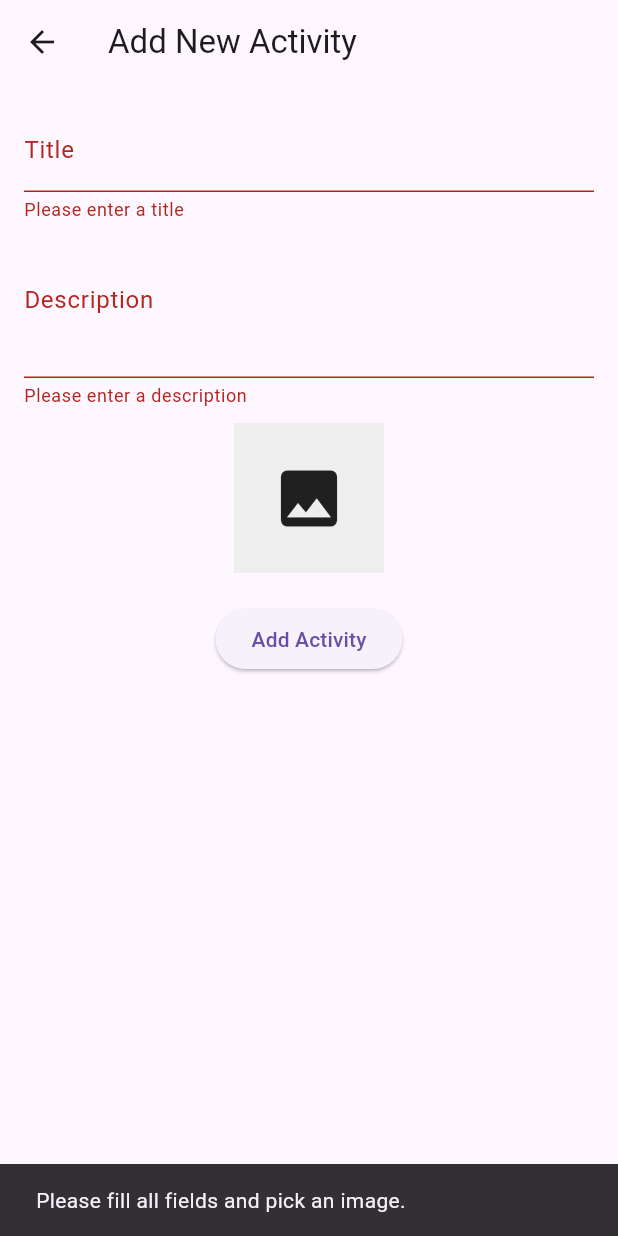
After one commit to AloysiusChua0822/ElderlyHomecare, a Flutter app: the AddActivityScreen screen opened directly, after a tap on "Add Activity", on a phone screen of 412 x 824 dp. The commit adds this screen. Run offline on Flutter 3.47's test engine with Material 3 defaults, Android fonts, the phone set to English and light mode, and no system bars; our stand-ins replace cloud_firestore, firebase_auth, firebase_core, firebase_storage, image_picker; accounts and stored records are empty.

Commit message:
Added View Activity and Add Activity function

```diff
--- /dev/null
+++ b/lib/models/activitymodel.dart
@@ -0,0 +1,17 @@
+class Activity {
+  final String id;
+  final String title;
+  final String description;
+  final String imageUrl;
+
+  Activity({required this.id, required this.title, required this.description, required this.imageUrl});
+
+  factory Activity.fromFirestore(Map<String, dynamic> firestoreDoc, String id) {
+    return Activity(
+      id: id,
+      title: firestoreDoc['title'] ?? '',
+      description: firestoreDoc['description'] ?? '',
+      imageUrl: firestoreDoc['imageUrl'] ?? '',
+    );
+  }
+}
--- /dev/null
+++ b/lib/screens/activityscreen.dart
@@ -0,0 +1,60 @@
+import 'package:cloud_firestore/cloud_firestore.dart';
+import 'package:flutter/material.dart';
+import 'package:eldergit/models/activitymodel.dart';
+import 'package:eldergit/screens/add_activity_screen.dart'; // Assume this is your screen for adding a new activity
+
+class ActivityScreen extends StatefulWidget {
+  @override
+  _ActivityScreenState createState() => _ActivityScreenState();
+}
+
+class _ActivityScreenState extends State<ActivityScreen> {
+  final FirebaseFirestore _firestore = FirebaseFirestore.instance;
+
+  Stream<List<Activity>> _fetchActivities() {
+    return _firestore.collection('activities').snapshots().map((snapshot) {
+      return snapshot.docs.map((doc) => Activity.fromFirestore(doc.data() as Map<String, dynamic>, doc.id)).toList();
+    });
+  }
+
+  @override
+  Widget build(BuildContext context) {
+    return Scaffold(
+      appBar: AppBar(
+        title: Text('Available Activities'),
+      ),
+      body: StreamBuilder<List<Activity>>(
+        stream: _fetchActivities(),
+        builder: (context, snapshot) {
+          if (snapshot.connectionState == ConnectionState.waiting) {
+            return Center(child: CircularProgressIndicator());
+          }
+          if (!snapshot.hasData) {
+            return Center(child: Text('No activities found'));
+          }
+          final activities = snapshot.data!;
+          return ListView.builder(
+            itemCount: activities.length,
+            itemBuilder: (context, index) {
+              final activity = activities[index];
+              return ListTile(
+                leading: activity.imageUrl.isNotEmpty
+                    ? CircleAvatar(backgroundImage: NetworkImage(activity.imageUrl))
+                    : CircleAvatar(child: Icon(Icons.photo)),
+                title: Text(activity.title),
+                subtitle: Text(activity.description),
+              );
+            },
+          );
+        },
+      ),
+      floatingActionButton: FloatingActionButton(
+        onPressed: () {
+          // Assuming AddActivityScreen is the screen where you add new activities
+          Navigator.of(context).push(MaterialPageRoute(builder: (context) => AddActivityScreen()));
+        },
+        child: Icon(Icons.add),
+      ),
+    );
+  }
+}
--- /dev/null
+++ b/lib/screens/add_activity_screen.dart
@@ -0,0 +1,126 @@
+import 'dart:io';
+import 'package:flutter/material.dart';
+import 'package:image_picker/image_picker.dart';
+import 'package:firebase_storage/firebase_storage.dart';
+import 'package:cloud_firestore/cloud_firestore.dart';
+import 'package:path/path.dart' as Path;
+
+class AddActivityScreen extends StatefulWidget {
+  @override
+  _AddActivityScreenState createState() => _AddActivityScreenState();
+}
+
+class _AddActivityScreenState extends State<AddActivityScreen> {
+  final _formKey = GlobalKey<FormState>();
+  final _titleController = TextEditingController();
+  final _descriptionController = TextEditingController();
+  File? _image;
+  bool _isLoading = false;
+
+  Future<void> _pickImage() async {
+    final pickedImageFile = await ImagePicker().pickImage(
+      source: ImageSource.gallery,
+      imageQuality: 80,
+      maxWidth: 400,
+    );
+    if (pickedImageFile != null) {
+      setState(() {
+        _image = File(pickedImageFile.path);
+      });
+    }
+  }
+
+  Future<void> _uploadActivity() async {
+    if (!_formKey.currentState!.validate() || _image == null) {
+      ScaffoldMessenger.of(context).showSnackBar(
+        SnackBar(content: Text('Please fill all fields and pick an image.')),
+      );
+      return;
+    }
+    setState(() {
+      _isLoading = true;
+    });
+    try {
+      // Upload image to Firebase Storage
+      String fileName = Path.basename(_image!.path);
+      Reference firebaseStorageRef = FirebaseStorage.instance.ref().child('activity_images/$fileName');
+      UploadTask uploadTask = firebaseStorageRef.putFile(_image!);
+      TaskSnapshot taskSnapshot = await uploadTask;
+      final imageUrl = await taskSnapshot.ref.getDownloadURL();
+
+      // Add activity to Firestore
+      await FirebaseFirestore.instance.collection('activities').add({
+        'title': _titleController.text.trim(),
+        'description': _descriptionController.text.trim(),
+        'imageUrl': imageUrl,
+      });
+
+      Navigator.of(context).pop(); // Return to the previous screen after successful upload
+    } catch (e) {
+      setState(() {
+        _isLoading = false;
+      });
+      ScaffoldMessenger.of(context).showSnackBar(
+        SnackBar(content: Text(e.toString())),
+      );
+    }
+  }
+
+  @override
+  Widget build(BuildContext context) {
+    return Scaffold(
+      appBar: AppBar(
+        title: Text('Add New Activity'),
+      ),
+      body: SingleChildScrollView(
+        padding: const EdgeInsets.all(16.0),
+        child: Form(
+          key: _formKey,
+          child: Column(
+            children: <Widget>[
+              TextFormField(
+                controller: _titleController,
+                decoration: InputDecoration(labelText: 'Title'),
+                validator: (value) {
+                  return value!.isEmpty ? 'Please enter a title' : null;
+                },
+              ),
+              TextFormField(
+                controller: _descriptionController,
+                decoration: InputDecoration(labelText: 'Description'),
+                maxLines: 3,
+                validator: (value) {
+                  return value!.isEmpty ? 'Please enter a description' : null;
+                },
+              ),
+              SizedBox(height: 10),
+              GestureDetector(
+                onTap: _pickImage,
+                child: _image != null
+                    ? Image.file(
+                  _image!,
+                  width: 100,
+                  height: 100,
+                  fit: BoxFit.cover,
+                )
+                    : Container(
+                  width: 100,
+                  height: 100,
+                  color: Colors.grey[200],
+                  child: Icon(Icons.image, size: 50),
+                ),
+              ),
+              SizedBox(height: 20),
+              _isLoading
+                  ? CircularProgressIndicator()
+                  : ElevatedButton(
+                onPressed: _uploadActivity,
+                child: Text('Add Activity'),
+              ),
+            ],
+          ),
+        ),
+      ),
+    );
+  }
+}
--- a/pubspec.yaml
+++ b/pubspec.yaml
@@ -40,6 +40,7 @@ dependencies:
   firebase_auth: ^4.17.4
   firebase_storage: ^11.6.5
   image_picker: ^1.0.7
+  path: ^1.8.3
 
 dev_dependencies:
   flutter_test:
```
Also changed, not shown: lib/screens/Home.dart (+65 -2 lines), pubspec.lock.
